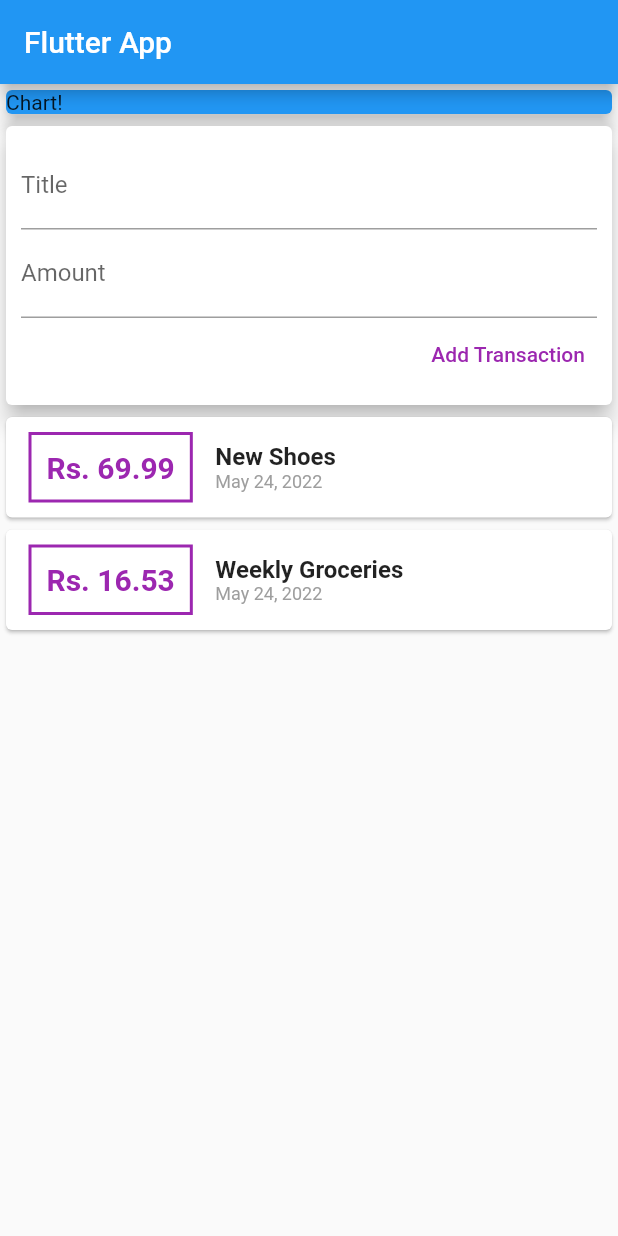
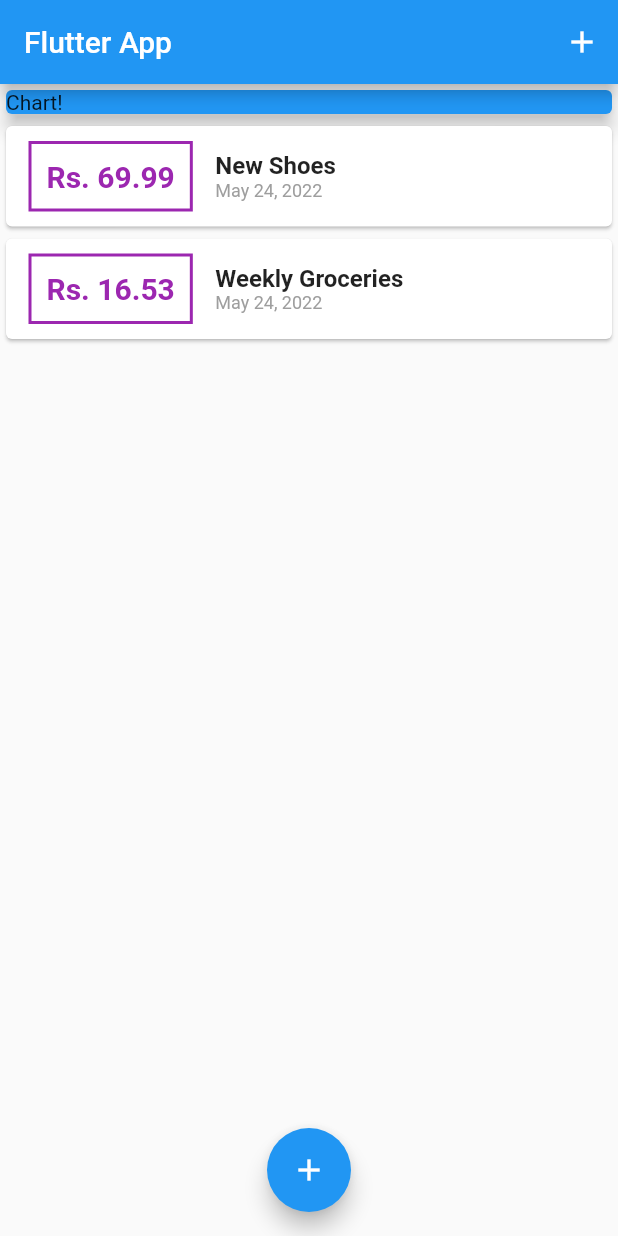
Before and after one commit to himangshuishere/Flutter, a Flutter app: the screen it shows after launch, on a phone screen of 412 x 824 dp. Run offline on Flutter 3.47's test engine with Material 2 defaults, Android fonts, the light colour scheme and no system bars.

Commit message:
Refactor Done!
Added FAB

Added a popup window for adding new transactions

Upto S4V26

```diff
--- a/expense_manager/lib/main.dart
+++ b/expense_manager/lib/main.dart
@@ -1,7 +1,7 @@
-import 'package:intl/intl.dart';
+import 'package:expense_manager/models/transaction.dart';
+import 'package:expense_manager/widgets/new_transaction.dart';
+import 'package:expense_manager/widgets/transaction_list.dart';
 import 'package:flutter/material.dart';
-
-import 'package:expense_manager/transaction.dart';
 
 void main() {
   runApp(MyApp());
@@ -17,8 +17,13 @@
   }
 }
 
-class MyHomePage extends StatelessWidget {
-  final List<Transaction> transactions = [
+class MyHomePage extends StatefulWidget {
+  @override
+  State<MyHomePage> createState() => _MyHomePageState();
+}
+
+class _MyHomePageState extends State<MyHomePage> {
+  final List<Transaction> _userTransactions = [
     Transaction(
       id: 't1',
       title: "New Shoes",
@@ -33,20 +38,49 @@
     ),
   ];
 
-  // String? titleInput;
-  // String? amountInput;
+  void _addNewTransaction(String txTitle, double txAmount) {
+    final newTx = Transaction(
+      title: txTitle,
+      amount: txAmount,
+      date: DateTime.now(),
+      id: DateTime.now.toString(),
+    );
 
-  final titleController = TextEditingController();
-  final amountController = TextEditingController();
+    setState(() {
+      _userTransactions.add(newTx);
+    });
+  }
+
+  void _startAddNewTransaction(BuildContext ctx) {
+    showModalBottomSheet(
+      context: ctx,
+      builder: (bCtx) {
+        return GestureDetector(
+          onTap: () {},
+          behavior: HitTestBehavior.opaque,
+          child: NewTransaction(_addNewTransaction),
+        );
+      },
+    );
+  }
 
   @override
   Widget build(BuildContext context) {
     return Scaffold(
-      appBar: AppBar(title: Text('Flutter App')),
-      body: Column(
+      appBar: AppBar(
+        title: Text('Flutter App'),
+        actions: [
+          IconButton(
+            icon: Icon(Icons.add),
+            onPressed: () => _startAddNewTransaction(context),
+          )
+        ],
+      ),
+      body: SingleChildScrollView(
+        child: Column(
           // mainAxisAlignment: MainAxisAlignment.start,
           crossAxisAlignment: CrossAxisAlignment.stretch,
-        children: [
+          children: <Widget>[
             Container(
               width: double.infinity,
               child: Card(
@@ -55,81 +89,15 @@
                 elevation: 5,
               ),
             ),
-          Card(
-              elevation: 6,
-              child: Container(
-                padding: EdgeInsets.all(10),
-                child: Column(
-                    crossAxisAlignment: CrossAxisAlignment.end,
-                    children: [
-                      TextField(
-                          decoration: InputDecoration(labelText: 'Title'),
-                          controller: titleController,
-                          // onChanged: (val) {
-                          //   titleInput = val;
-                          // },
-                      ),
-                      TextField(
-                        decoration: InputDecoration(labelText: 'Amount'),
-                        controller: amountController
-                        // onChanged: (val) {
-                        //   amountInput = val;
-                        // },
-                      ),
-                      TextButton(
-                          onPressed: () {
-                            print(titleController.text);
-                            print(amountController.text);
-                          },
-                          child: Text(
-                            'Add Transaction',
-                            style: TextStyle(color: Colors.purple),
-                          )),
-                    ]),
-              )),
-          Column(
-            children: transactions.map((tx) {
-              return Card(
-                child: Row(
-                  children: [
-                    Container(
-                      margin: const EdgeInsets.symmetric(
-                        vertical: 10,
-                        horizontal: 15,
-                      ),
-                      decoration: BoxDecoration(
-                          border: Border.all(color: Colors.purple, width: 2)),
-                      padding: const EdgeInsets.all(10),
-                      child: Text(
-                        "Rs. ${tx.amount}",
-                        style: const TextStyle(
-                          fontWeight: FontWeight.bold,
-                          fontSize: 20,
-                          color: Colors.purple,
+            TransactionList(_userTransactions),
+          ],
         ),
       ),
+      floatingActionButton: FloatingActionButton(
+        child: Icon(Icons.add),
+        onPressed: () => _startAddNewTransaction(context),
       ),
-                    Column(
-                      crossAxisAlignment: CrossAxisAlignment.start,
-                      children: [
-                        Text(
-                          tx.title,
-                          style: const TextStyle(
-                              fontSize: 16, fontWeight: FontWeight.bold),
-                        ),
-                        Text(
-                          DateFormat.yMMMd().format(tx.date),
-                          style: TextStyle(color: Colors.grey, fontSize: 12),
-                        ),
-                      ],
-                    ),
-                  ],
-                ),
-              );
-            }).toList(),
-          ),
-        ],
-      ),
+      floatingActionButtonLocation: FloatingActionButtonLocation.centerFloat,
     );
   }
 }
--- /dev/null
+++ b/expense_manager/lib/widgets/transaction_list.dart
@@ -0,0 +1,58 @@
+import 'package:flutter/material.dart';
+import 'package:expense_manager/models/transaction.dart';
+import 'package:intl/intl.dart';
+
+class TransactionList extends StatelessWidget {
+  final List<Transaction> transactions;
+
+  TransactionList(this.transactions);
+
+  @override
+  Widget build(BuildContext context) {
+    return Container(
+      height: 300,
+      child: ListView.builder(
+        itemBuilder: (ctx, index) {
+          return Card(
+            child: Row(
+              children: [
+                Container(
+                  margin: const EdgeInsets.symmetric(
+                    vertical: 10,
+                    horizontal: 15,
+                  ),
+                  decoration: BoxDecoration(
+                      border: Border.all(color: Colors.purple, width: 2)),
+                  padding: const EdgeInsets.all(10),
+                  child: Text(
+                    "Rs. ${transactions[index].amount.toStringAsFixed(2)}",
+                    style: const TextStyle(
+                      fontWeight: FontWeight.bold,
+                      fontSize: 20,
+                      color: Colors.purple,
+                    ),
+                  ),
+                ),
+                Column(
+                  crossAxisAlignment: CrossAxisAlignment.start,
+                  children: [
+                    Text(
+                      transactions[index].title,
+                      style: const TextStyle(
+                          fontSize: 16, fontWeight: FontWeight.bold),
+                    ),
+                    Text(
+                      DateFormat.yMMMd().format(transactions[index].date),
+                      style: const TextStyle(color: Colors.grey, fontSize: 12),
+                    ),
+                  ],
+                ),
+              ],
+            ),
+          );
+        },
+        itemCount: transactions.length,
+      ),
+    );
+  }
+}
```
Also changed, not shown: expense_manager/lib/widgets/new_transaction.dart (added, +68 -0 lines), expense_manager/lib/models/transaction.dart (renamed from expense_manager/lib/transaction.dart). Lines whose indentation alone changed are shown as unchanged.
